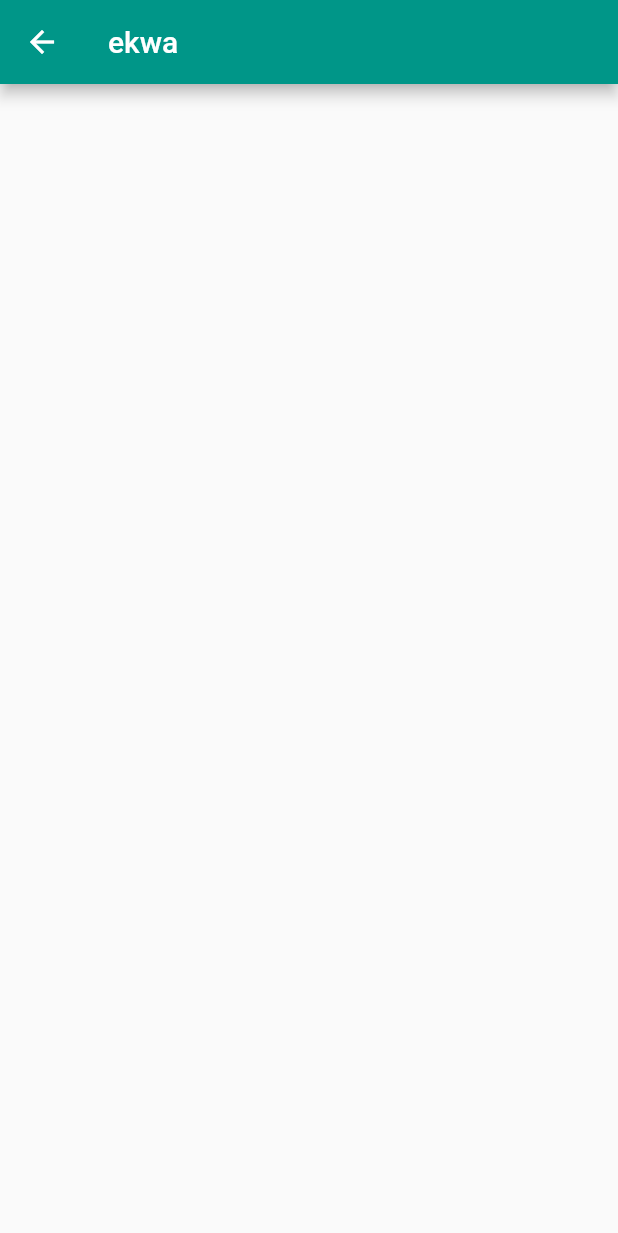
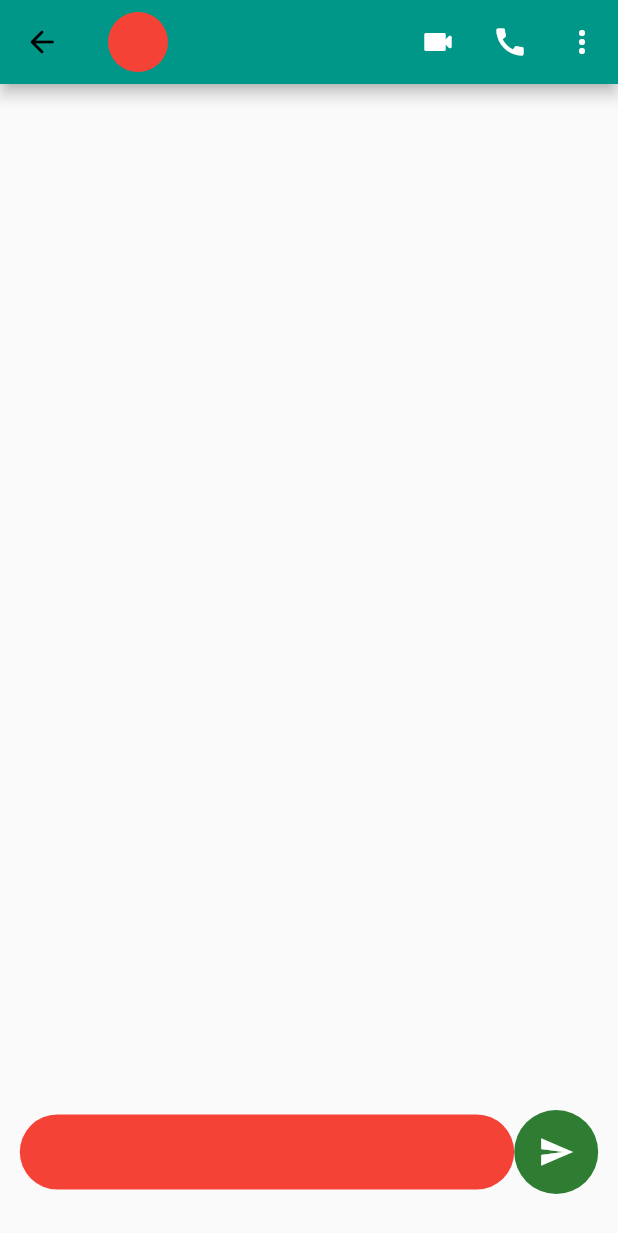
Before and after one commit to keevviin-ekwa/whatsapp_clone, a Flutter app: the ConversationPage screen opened directly, on a phone screen of 412 x 824 dp. Shown: the top 1233 px of the screen. Run offline on Flutter 3.47's test engine with Material 2 defaults, Android fonts, the phone set to English and light mode, and no system bars.

Commit message:
second commit

```diff
--- a/lib/src/pages/conversation_page.dart
+++ b/lib/src/pages/conversation_page.dart
@@ -12,8 +12,99 @@ class _ConversationPageState extends State<ConversationPage> {
   Widget build(BuildContext context) {
     return Scaffold(
       appBar: AppBar(
-        title: Text('ekwa'),
+        leading: IconButton(
+          onPressed: () {},
+          icon: const Icon(
+            Icons.arrow_back_rounded,
+            color: Colors.black,
+          ),
+        ),
+        actions: [
+          IconButton(
+              onPressed: () {},
+              icon: const Icon(
+                Icons.videocam_rounded,
+                color: Colors.white,
+              )),
+          IconButton(
+              onPressed: () {},
+              icon: const Icon(
+                Icons.call,
+                color: Colors.white,
+              )),
+          IconButton(
+              onPressed: () {},
+              icon: const Icon(
+                Icons.more_vert,
+                color: Colors.white,
+              ))
+        ],
+        title: Expanded(
+          child: Row(
+            mainAxisAlignment: MainAxisAlignment.start,
+            children: [
+              const CircleAvatar(
+                backgroundColor: Colors.red,
+              ),
+              // Column(
+              //   //mainAxisAlignment: MainAxisAlignment.spaceBetween,
+              //   crossAxisAlignment: CrossAxisAlignment.start,
+              //   children: [
+              //     const Text("Ekwa Bayard",
+              //         style: TextStyle(
+              //             color: Colors.white,
+              //             fontWeight: FontWeight.bold,
+              //             fontSize: 20)),
+              //     SizedBox(
+              //       height: 5,
+              //     ),
+              //     Text("Vu aujourd'hui à 13:34",
+              //         style: TextStyle(color: Colors.grey[100], fontSize: 12))
+              //   ],
+              // )
+            ],
+          ),
+        ),
       ),
+      body: Stack(
+        alignment: Alignment.center,
+        children: [
+          ListView(),
+          Positioned(
+            bottom: 20,
+            // left: 0,
+            child: Padding(
+              padding: const EdgeInsets.all(8.0),
+              child: Row(
+                //mainAxisAlignment: MainAxisAlignment.end,
+                children: [
+                  Container(
+                    height: 50,
+                    width: MediaQuery.of(context).size.width * .80,
+                    // color: Colors.red,
+                    decoration: const BoxDecoration(
+                        color: Colors.red,
+                        borderRadius: BorderRadius.all(Radius.circular(30))),
+                  ),
+                  Container(
+                    padding: EdgeInsets.all(4),
+                    child: IconButton(
+                      onPressed: () {},
+                      icon: const Icon(
+                        Icons.send,
+                        color: Colors.white,
+                      ),
+                    ),
+                    decoration: BoxDecoration(
+                        shape: BoxShape.circle, color: Colors.green[800]),
+                  )
+                ],
+              ),
+            ),
+          )
+        ],
+      ),
+      //bo//dy: Cont,
     );
   }
 }
```
